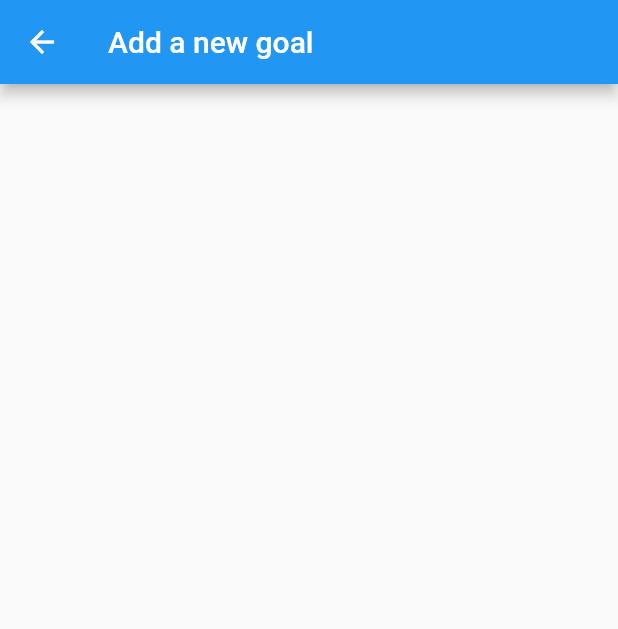
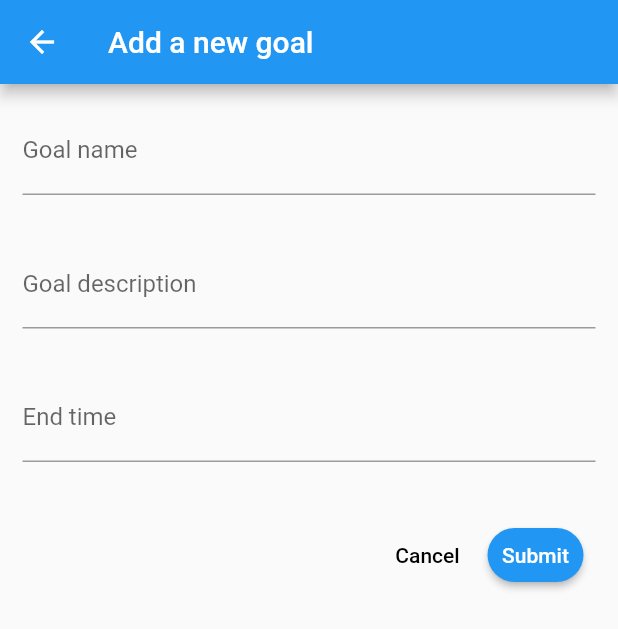
Before and after one commit to NathanDimmer/AccountabilityBuddy, a Flutter app: the screen it shows after launch, after a tap on the "add" icon, on a phone screen of 412 x 824 dp. Shown: the top 629 px of the screen. Run offline on Flutter 3.47's test engine with Material 2 defaults, Android fonts, the phone set to English and light mode, and no system bars.

Commit message:
feat: adding new goals

```diff
--- a/auto_accountability/lib/main.dart
+++ b/auto_accountability/lib/main.dart
@@ -3,7 +3,7 @@ import 'package:flutter/rendering.dart';
 
 void main() => runApp(MyApp());
 
-Map<String,List<Map<String,String>>> deviceStorage = {
+Map<String, List<Map<String, String>>> deviceStorage = {
   'current': [
     {
       'title': 'Goal 1',
@@ -42,20 +42,22 @@ Map<String,List<Map<String,String>>> deviceStorage = {
       'key': '5'
     },
   ],
-  'past': [{
+  'past': [
+    {
       'title': 'Goal 5',
       'description': 'This is the description of Goal 5',
       'time': '6/15/2020 11:00 PM',
       'reflection': '',
       'key': '5'
-    },]
+    },
+  ]
 };
 
 class MyApp extends StatelessWidget {
   @override
   Widget build(BuildContext context) {
     return MaterialApp(
-      title: 'Auto Accountability',
+      title: 'Acountability Buddy',
       theme: ThemeData(
         primarySwatch: Colors.blue,
       ),
@@ -72,42 +74,54 @@ class MyHomePage extends StatefulWidget {
 }
 
 class _MyHomePageState extends State<MyHomePage> {
-  List<Map<String, String>> currentList = deviceStorage['current'] as List<Map<String, String>>;
-  List<Map<String, String>> pastList = deviceStorage['past'] as List<Map<String, String>>;
+  List<Map<String, String>> currentList = deviceStorage['current'];
+  List<Map<String, String>> pastList = deviceStorage['past'];
 
   void addGoal(Map content) {
+    setState(() {
       currentList.add(content);
+    });
   }
 
   void currentToPast(Map itemObject) {
+    setState(() {
       currentList.remove(itemObject);
       pastList.add(itemObject);
+    });
   }
 
   void pastToCurrent(Map itemObject) {
+    setState(() {
       currentList.add(itemObject);
       pastList.remove(itemObject);
+    });
   }
 
   void delete(Map itemObject) {
+    setState(() {
       pastList.remove(itemObject);
+    });
   }
 
   void reorderPast(int index1, int index2, Map orgIndex1) {
+    setState(() {
       pastList.insert(index2, orgIndex1);
       pastList.removeAt(index1);
+    });
   }
 
   void reorderCurrent(int index1, int index2, Map orgIndex1) {
+    setState(() {
       currentList.insert(index2, orgIndex1);
       currentList.removeAt(index1);
+    });
   }
 
   @override
   Widget build(BuildContext context) {
     return Scaffold(
       appBar: AppBar(
-        title: Text("Auto Accountability"),
+        title: Text("Accountability Buddy"),
       ),
       body: PageView(
         children: <Widget>[
@@ -129,8 +143,12 @@ class _MyHomePageState extends State<MyHomePage> {
       ),
       floatingActionButton: FloatingActionButton(
         onPressed: () {
-          Navigator.push(context,
-              MaterialPageRoute(builder: (BuildContext context) => NewGoal()));
+          Navigator.push(
+              context,
+              MaterialPageRoute(
+                  builder: (BuildContext context) => NewGoal(
+                        addGoal: addGoal,
+                      )));
         },
         tooltip: 'New goal',
         child: Icon(Icons.add),
@@ -271,6 +289,9 @@ class CurrentPage extends StatelessWidget {
                                       print('Phone number entered');
                                       Navigator.of(context).pop();
                                     },
+                                    shape: RoundedRectangleBorder(
+                                      borderRadius: BorderRadius.circular(18.0),
+                                    ),
                                     child: Text('Send'),
                                     color: Colors.blue[500],
                                     textColor: Colors.white,
@@ -433,6 +454,10 @@ class PastPage extends StatelessWidget {
   }
 }
 
+final TextEditingController titleController = new TextEditingController();
+final TextEditingController descriptionController = new TextEditingController();
+final TextEditingController timeController = new TextEditingController();
+
 class NewGoal extends StatelessWidget {
   final Function addGoal;
 
@@ -445,17 +470,78 @@ class NewGoal extends StatelessWidget {
         leading: IconButton(
           icon: Icon(Icons.arrow_back),
           onPressed: () {
-            addGoal({
-              'title': 'Added Goal',
-              'description': 'This is the description of the added goal',
-              'time': '6/17/2020 11:00 PM',
-              'reflection': '',
-            });
             Navigator.pop(context);
+            titleController.clear();
+            descriptionController.clear();
+            timeController.clear();
           },
         ),
         title: Text('Add a new goal'),
       ),
+      body: Container(
+        child: Column(
+          children: <Widget>[
+            TextField(
+              controller: titleController,
+              decoration: InputDecoration(labelText: 'Goal name'),
+              keyboardType: TextInputType.text,
+            ),
+            SizedBox(
+              height: 30,
+            ),
+            TextField(
+              controller: descriptionController,
+              decoration: InputDecoration(labelText: 'Goal description'),
+              keyboardType: TextInputType.multiline,
+              maxLines: null,
+            ),
+            SizedBox(
+              height: 30,
+            ),
+            TextField(
+              controller: timeController,
+              decoration: InputDecoration(labelText: 'End time'),
+              keyboardType: TextInputType.datetime,
+            ),
+            SizedBox(
+              height: 30,
+            ),
+            ButtonBar(
+              children: <Widget>[
+                FlatButton(
+                    onPressed: () {
+                      Navigator.pop(context);
+                      titleController.clear();
+                      descriptionController.clear();
+                      timeController.clear();
+                    },
+                    child: Text('Cancel')),
+                RaisedButton(
+                  onPressed: () {
+                    addGoal({
+                      'title': titleController.text,
+                      'description': descriptionController.text,
+                      'time': timeController.text,
+                      'reflection': '',
+                    });
+                    Navigator.pop(context);
+                    titleController.clear();
+                    descriptionController.clear();
+                    timeController.clear();
+                  },
+                  shape: RoundedRectangleBorder(
+                    borderRadius: BorderRadius.circular(18.0),
+                  ),
+                  child: Text('Submit'),
+                  color: Colors.blue[500],
+                  textColor: Colors.white,
+                )
+              ],
+            )
+          ],
+        ),
+        padding: EdgeInsets.fromLTRB(15, 15, 15, 0),
+      ),
     ));
   }
 }
```
Lines whose indentation alone changed are shown as unchanged.
